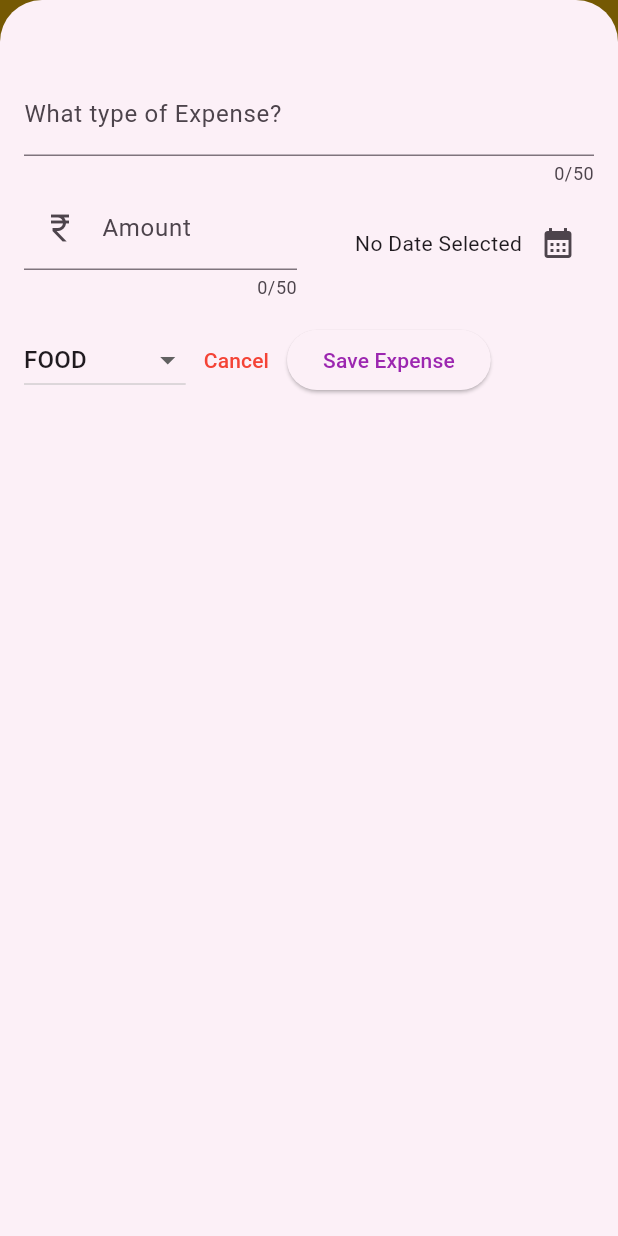
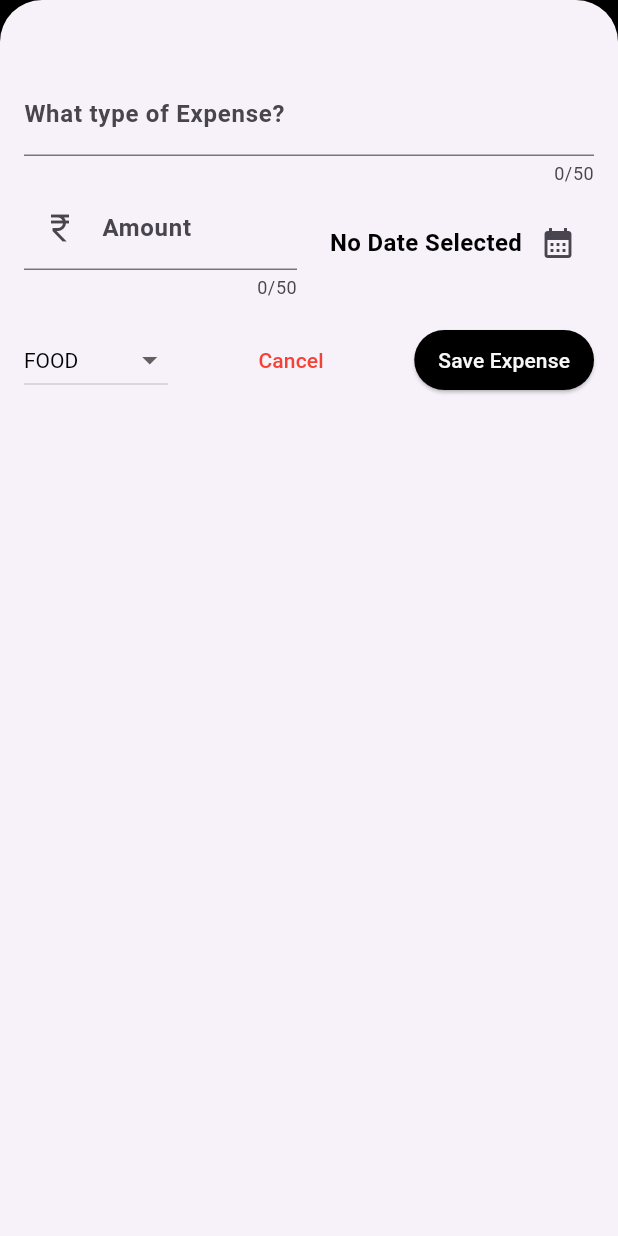
Before and after one commit to huzefmd/Expense_tracker_app, a Flutter app: the screen it shows after launch, after a tap on the "add" icon, on a phone screen of 412 x 824 dp. Run offline on Flutter 3.47's test engine with Material 3 defaults, Android fonts, the phone set to English and light mode, and no system bars.

Commit message:
ui changes

```diff
--- /dev/null
+++ b/tracker/lib/chart/chart_bar.dart
@@ -0,0 +1,10 @@
+import 'package:flutter/material.dart';
+
+class MyWidget extends StatelessWidget {
+  const MyWidget({super.key});
+
+  @override
+  Widget build(BuildContext context) {
+    return const Placeholder();
+  }
+}
--- a/tracker/lib/expenses.dart
+++ b/tracker/lib/expenses.dart
@@ -92,7 +92,6 @@ class _ExpensesState extends State<Expenses> {
           IconButton(onPressed: _openAddExpenseOverlay, icon: Icon(Icons.add)),
         ],
         title: Text("Expenses Tracker"),
-        backgroundColor: Colors.amber,
       ),
       body: Column(
         children: [
--- a/tracker/lib/expenses_item.dart
+++ b/tracker/lib/expenses_item.dart
@@ -8,10 +8,12 @@ class ExpensesItem extends StatelessWidget {
   Widget build(BuildContext context) {
     return Card(
       child: Padding(
+
         padding: const EdgeInsets.symmetric(horizontal: 20, vertical: 16),
         child: Column(
+          crossAxisAlignment: CrossAxisAlignment.start,
           children: [
-            Text(expense.title),
+            Text(expense.title,style: TextStyle(color: Colors.red),),
             const SizedBox(height: 4),
             Row(children: [Text('\$${expense.amount.toStringAsFixed(2)}'),
             Spacer(),
--- a/tracker/lib/expenses_list.dart
+++ b/tracker/lib/expenses_list.dart
@@ -16,6 +16,8 @@ class ExpensesList extends StatelessWidget {
       itemCount: expenses.length,
       itemBuilder: (ctx, index) => Dismissible(
         key: ValueKey(expenses[index]),
+        background: Container(color: Colors.black12,margin: EdgeInsets.symmetric(horizontal: 16),),
+
         onDismissed: (direction) {
           onRemoveExpense(expenses[index]);
         },
--- a/tracker/lib/main.dart
+++ b/tracker/lib/main.dart
@@ -1,6 +1,7 @@
 import 'package:flutter/material.dart';
 import 'package:tracker/expenses.dart';
 
+var kDarkColorScheme = ColorScheme.fromSeed(seedColor: Colors.white);
 
 void main() {
   runApp(const MyApp());
@@ -10,17 +11,55 @@ class MyApp extends StatelessWidget {
   const MyApp({super.key});
   @override
   Widget build(BuildContext context) {
+    return MaterialApp(
+      darkTheme: ThemeData.dark().copyWith(
+        colorScheme: kDarkColorScheme,
+        scaffoldBackgroundColor: Colors.black,
+        appBarTheme: AppBarTheme().copyWith(
+          backgroundColor: Colors.black,
+          foregroundColor: Colors.white,
+        ),
+      ),
+      debugShowCheckedModeBanner: false,
+      theme: ThemeData().copyWith(
+        appBarTheme: AppBarTheme().copyWith(
+          backgroundColor: const Color.fromARGB(255, 0, 0, 0),
+          foregroundColor: const Color.fromARGB(255, 248, 248, 248),
+        ),
+        cardTheme: CardThemeData().copyWith(
+          color: const Color.fromARGB(255, 255, 255, 255),
+          margin: const EdgeInsets.symmetric(horizontal: 16, vertical: 8),
+        ),
 
-    return MaterialApp(
-      debugShowCheckedModeBanner: false,
-      theme: ThemeData(
-        colorScheme: ColorScheme.fromSeed(
-          seedColor: Colors.purple,
-          primary: Colors.purple,
-          secondary: Colors.amber,
+        elevatedButtonTheme: ElevatedButtonThemeData(
+          style: ElevatedButton.styleFrom(
+            backgroundColor: const Color.fromARGB(255, 0, 0, 0),
+            foregroundColor: const Color.fromARGB(255, 248, 248, 248),
+            shape: RoundedRectangleBorder(
+              borderRadius: BorderRadius.circular(20),
+            ),
+            padding: const EdgeInsets.symmetric(horizontal: 16, vertical: 8),
+          ),
+        ),
 
+        textTheme: TextTheme().copyWith(
+          titleLarge: const TextStyle(
+            fontSize: 24,
+            fontWeight: FontWeight.bold,
+            color: Color.fromARGB(255, 0, 0, 0),
+          ),
+          bodyLarge: const TextStyle(
+            fontWeight: FontWeight.bold,
+            fontSize: 16,
+            color: Color.fromARGB(255, 0, 0, 0),
+          ),
+          bodyMedium: const TextStyle(
+            fontWeight: FontWeight.bold,
+            fontSize: 16,
+
+            color: Color.fromARGB(255, 0, 0, 0),
+          ),
         ),
-        useMaterial3: true,
       ),
       home: Expenses(),
     );
--- a/tracker/lib/models/expense.dart
+++ b/tracker/lib/models/expense.dart
@@ -2,7 +2,8 @@ import 'package:uuid/uuid.dart';
 import 'package:flutter/material.dart';
 
 import 'package:intl/intl.dart';
-final formatter= DateFormat.yMd();
+
+final formatter = DateFormat.yMd();
 const uuid = Uuid();
 
 enum Category { food, travel, smooking, work }
@@ -35,3 +36,22 @@ class Expense {
   // The id is generated using the uuid package, which creates a unique identifier for each expense.
   // The title, amount, and date are required parameters for creating an Expense object.
 }
+
+class ExpenseBucket {
+  const ExpenseBucket({required this.category, required this.expenses});
+  ExpenseBucket.forCategory(List<Expense> allExpenses, this.category)
+    : expenses = allExpenses
+          .where((expense) => expense.category == category)
+          .toList();
+  final Category category;
+  final List<Expense> expenses;
+
+  double get totalExpense {
+    double sum = 0;
+    for (final expense in expenses) {
+      sum += expense.amount;
+    }
+
+    return sum;
+  }
+}
--- a/tracker/lib/new_expense.dart
+++ b/tracker/lib/new_expense.dart
@@ -129,8 +129,13 @@ class _NewExpenseState extends State<NewExpense> {
           ),
           SizedBox(height: 16),
           Row(
+            mainAxisAlignment: MainAxisAlignment.spaceBetween,
+
             children: [
               DropdownButton(
+                style: TextStyle(color: Colors.black),
+                icon: Icon(Icons.arrow_drop_down),
+                iconSize: 24,
                 value: _selectedCategory,
                 items: Category.values
                     .map(
```
Also changed, not shown: tracker/lib/chart/chart.dart (added).
